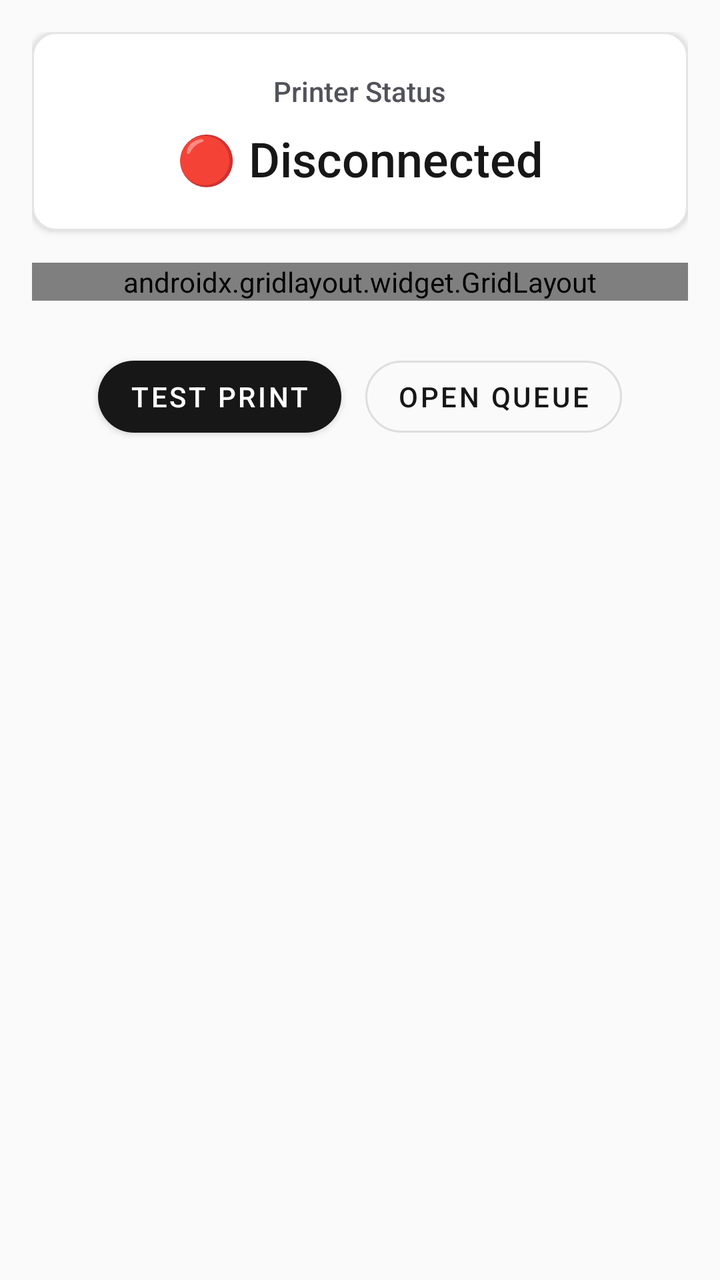
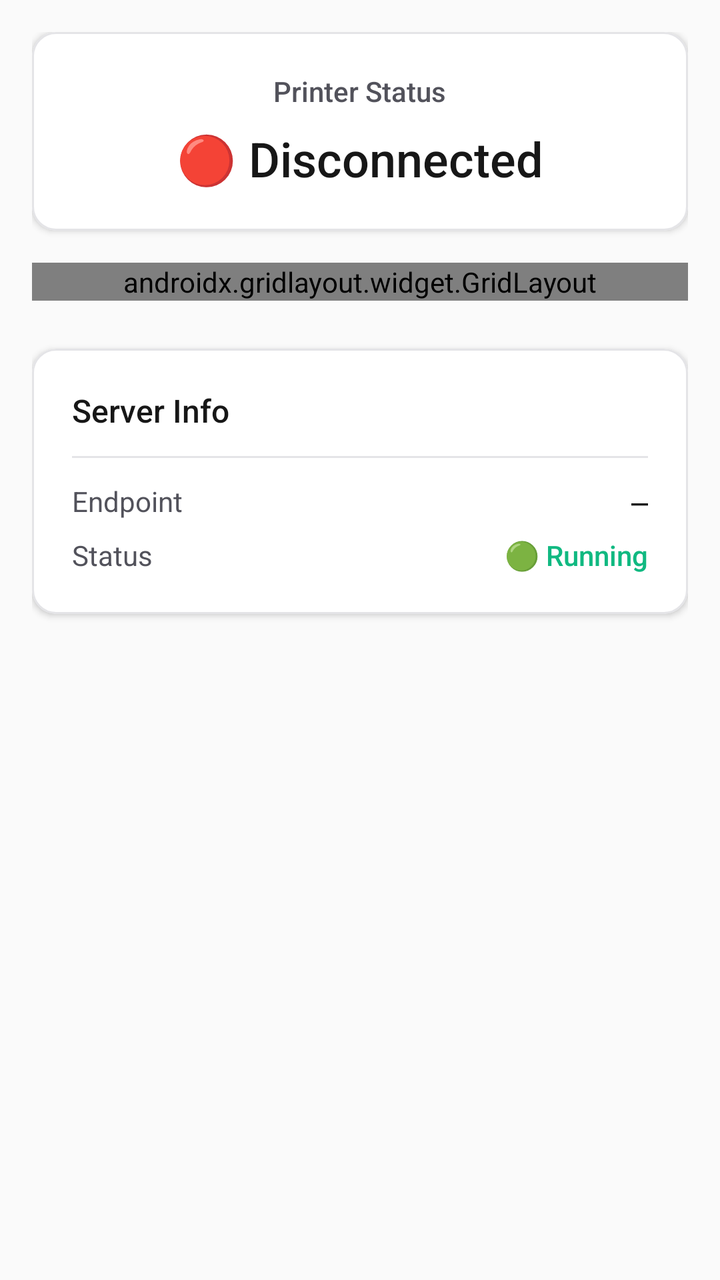

Compare the two renders of this Android layout. The source of the first and the diff that turns it into the second are given below.
<!-- AndroidManifest.xml: application theme Theme.NiimbotPrintAgent -->
<!-- res/layout/fragment_dashboard.xml -->
<?xml version="1.0" encoding="utf-8"?>
<androidx.core.widget.NestedScrollView
    xmlns:android="http://schemas.android.com/apk/res/android"
    xmlns:app="http://schemas.android.com/apk/res-auto"
    android:layout_width="match_parent"
    android:layout_height="match_parent"
    android:padding="16dp"
    android:fillViewport="true">

    <LinearLayout
        android:layout_width="match_parent"
        android:layout_height="wrap_content"
        android:orientation="vertical"
        android:gravity="center_horizontal">

        
        <com.google.android.material.card.MaterialCardView
            android:layout_width="match_parent"
            android:layout_height="wrap_content"
            android:layout_marginBottom="16dp"
            app:cardElevation="2dp"
            app:cardCornerRadius="12dp"
            app:strokeColor="@color/divider"
            app:strokeWidth="1dp">

            <LinearLayout
                android:layout_width="match_parent"
                android:layout_height="wrap_content"
                android:orientation="vertical"
                android:padding="20dp"
                android:gravity="center">

                <TextView
                    android:layout_width="wrap_content"
                    android:layout_height="wrap_content"
                    android:text="@string/printer_status"
                    android:textSize="14sp"
                    android:textColor="@color/text_secondary"
                    android:fontFamily="sans-serif-medium" />

                <TextView
                    android:id="@+id/tv_printer_status"
                    android:layout_width="wrap_content"
                    android:layout_height="wrap_content"
                    android:layout_marginTop="8dp"
                    android:text="🔴 Disconnected"
                    android:textSize="24sp"
                    android:textColor="@color/text_primary"
                    android:fontFamily="sans-serif-medium" />
            </LinearLayout>
        </com.google.android.material.card.MaterialCardView>

        
        <androidx.gridlayout.widget.GridLayout
            android:layout_width="match_parent"
            android:layout_height="wrap_content"
            android:columnCount="2"
            android:rowCount="3"
            android:alignmentMode="alignMargins"
            android:layout_marginBottom="16dp">

            
            <com.google.android.material.card.MaterialCardView
                android:layout_width="0dp"
                android:layout_height="wrap_content"
                android:layout_margin="4dp"
                android:layout_columnWeight="1"
                android:layout_gravity="fill_horizontal"
                app:cardElevation="1dp"
                app:cardCornerRadius="12dp"
                app:strokeColor="@color/divider"
                app:strokeWidth="1dp">

                <LinearLayout
                    android:layout_width="match_parent"
                    android:layout_height="wrap_content"
                    android:orientation="vertical"
                    android:padding="16dp"
                    android:gravity="center">

                    <TextView
                        android:layout_width="wrap_content"
                        android:layout_height="wrap_content"
                        android:text="@string/pending_jobs"
                        android:textSize="12sp"
                        android:textColor="@color/text_secondary" />

                    <TextView
                        android:id="@+id/tv_pending_count"
                        android:layout_width="wrap_content"
                        android:layout_height="wrap_content"
                        android:layout_marginTop="4dp"
                        android:text="0"
                        android:textSize="32sp"
                        android:textColor="@color/warning"
                        android:fontFamily="sans-serif-medium" />
                </LinearLayout>
            </com.google.android.material.card.MaterialCardView>

            
            <com.google.android.material.card.MaterialCardView
                android:layout_width="0dp"
                android:layout_height="wrap_content"
                android:layout_margin="4dp"
                android:layout_columnWeight="1"
                android:layout_gravity="fill_horizontal"
                app:cardElevation="1dp"
                app:cardCornerRadius="12dp"
                app:strokeColor="@color/divider"
                app:strokeWidth="1dp">

                <LinearLayout
                    android:layout_width="match_parent"
                    android:layout_height="wrap_content"
                    android:orientation="vertical"
                    android:padding="16dp"
                    android:gravity="center">

                    <TextView
                        android:layout_width="wrap_content"
                        android:layout_height="wrap_content"
                        android:text="@string/printing_jobs"
                        android:textSize="12sp"
                        android:textColor="@color/text_secondary" />

                    <TextView
                        android:id="@+id/tv_printing_count"
                        android:layout_width="wrap_content"
                        android:layout_height="wrap_content"
                        android:layout_marginTop="4dp"
                        android:text="0"
                        android:textSize="32sp"
                        android:textColor="@color/info"
                        android:fontFamily="sans-serif-medium" />
                </LinearLayout>
            </com.google.android.material.card.MaterialCardView>

            
            <com.google.android.material.card.MaterialCardView
                android:layout_width="0dp"
                android:layout_height="wrap_content"
                android:layout_margin="4dp"
                android:layout_columnWeight="1"
                android:layout_gravity="fill_horizontal"
                app:cardElevation="1dp"
                app:cardCornerRadius="12dp"
                app:strokeColor="@color/divider"
                app:strokeWidth="1dp">

                <LinearLayout
                    android:layout_width="match_parent"
                    android:layout_height="wrap_content"
                    android:orientation="vertical"
                    android:padding="16dp"
                    android:gravity="center">

                    <TextView
                        android:layout_width="wrap_content"
                        android:layout_height="wrap_content"
                        android:text="@string/done_jobs"
                        android:textSize="12sp"
                        android:textColor="@color/text_secondary" />

                    <TextView
                        android:id="@+id/tv_done_count"
                        android:layout_width="wrap_content"
                        android:layout_height="wrap_content"
                        android:layout_marginTop="4dp"
                        android:text="0"
                        android:textSize="32sp"
                        android:textColor="@color/success"
                        android:fontFamily="sans-serif-medium" />
                </LinearLayout>
            </com.google.android.material.card.MaterialCardView>

            
            <com.google.android.material.card.MaterialCardView
                android:layout_width="0dp"
                android:layout_height="wrap_content"
                android:layout_margin="4dp"
                android:layout_columnWeight="1"
                android:layout_gravity="fill_horizontal"
                app:cardElevation="1dp"
                app:cardCornerRadius="12dp"
                app:strokeColor="@color/divider"
                app:strokeWidth="1dp">

                <LinearLayout
                    android:layout_width="match_parent"
                    android:layout_height="wrap_content"
                    android:orientation="vertical"
                    android:padding="16dp"
                    android:gravity="center">

                    <TextView
                        android:layout_width="wrap_content"
                        android:layout_height="wrap_content"
                        android:text="@string/failed_jobs"
                        android:textSize="12sp"
                        android:textColor="@color/text_secondary" />

                    <TextView
                        android:id="@+id/tv_failed_count"
                        android:layout_width="wrap_content"
                        android:layout_height="wrap_content"
                        android:layout_marginTop="4dp"
                        android:text="0"
                        android:textSize="32sp"
                        android:textColor="@color/error"
                        android:fontFamily="sans-serif-medium" />
                </LinearLayout>
            </com.google.android.material.card.MaterialCardView>

            
            <com.google.android.material.card.MaterialCardView
                android:layout_width="0dp"
                android:layout_height="wrap_content"
                android:layout_margin="4dp"
                android:layout_columnWeight="1"
                android:layout_gravity="fill_horizontal"
                android:layout_columnSpan="2"
                app:cardElevation="1dp"
                app:cardCornerRadius="12dp"
                app:strokeColor="@color/divider"
                app:strokeWidth="1dp">

                <LinearLayout
                    android:layout_width="match_parent"
                    android:layout_height="wrap_content"
                    android:orientation="vertical"
                    android:padding="16dp"
                    android:gravity="center">

                    <TextView
                        android:layout_width="wrap_content"
                        android:layout_height="wrap_content"
                        android:text="@string/uptime"
                        android:textSize="12sp"
                        android:textColor="@color/text_secondary" />

                    <TextView
                        android:id="@+id/tv_uptime"
                        android:layout_width="wrap_content"
                        android:layout_height="wrap_content"
                        android:layout_marginTop="4dp"
                        android:text="0m"
                        android:textSize="24sp"
                        android:textColor="@color/text_primary"
                        android:fontFamily="sans-serif-medium" />
                </LinearLayout>
            </com.google.android.material.card.MaterialCardView>

        </androidx.gridlayout.widget.GridLayout>

        
        <LinearLayout
            android:layout_width="match_parent"
            android:layout_height="wrap_content"
            android:orientation="horizontal"
            android:gravity="center"
            android:layout_marginTop="8dp">

            <com.google.android.material.button.MaterialButton
                android:id="@+id/btn_quick_test_print"
                android:layout_width="wrap_content"
                android:layout_height="wrap_content"
                android:layout_marginEnd="12dp"
                android:text="Test Print"
                android:icon="@drawable/ic_printer"
                app:iconGravity="start"
                app:cornerRadius="24dp" />

            <com.google.android.material.button.MaterialButton
                android:id="@+id/btn_open_queue"
                android:layout_width="wrap_content"
                android:layout_height="wrap_content"
                android:text="Open Queue"
                android:icon="@drawable/ic_queue"
                app:iconGravity="start"
                style="@style/Widget.MaterialComponents.Button.OutlinedButton"
                app:cornerRadius="24dp" />
        </LinearLayout>

    </LinearLayout>
</androidx.core.widget.NestedScrollView>
<!-- resources referenced by this layout -->
<resources>
  <color name="divider">#E4E4E7</color>
  <color name="error">#EF4444</color>
  <color name="info">#3B82F6</color>
  <color name="success">#10B981</color>
  <color name="text_primary">#171717</color>
  <color name="text_secondary">#52525B</color>
  <color name="warning">#F59E0B</color>
  <!-- drawable ic_printer (drawable) -->
  <?xml version="1.0" encoding="utf-8"?>
  <vector xmlns:android="http://schemas.android.com/apk/res/android"
      android:width="24dp"
      android:height="24dp"
      android:viewportWidth="24"
      android:viewportHeight="24"
      android:tint="@color/primary">
      <path
          android:fillColor="@android:color/white"
          android:pathData="M17.37,5.64L14.47,2.74C14.05,2.33 13.35,2.33 12.93,2.74L12,3.67L11.07,2.74C10.66,2.33 9.95,2.33 9.53,2.74L6.63,5.64C5.79,6.47 4.57,9.52 4.57,13H4C4,8.48 7.48,5 12,5C16.52,5 20,8.48 20,13H19.43C19.43,9.52 18.21,6.47 17.37,5.64M17,13H7V20H17V13M19.43,13C19.43,16.8 16.32,19.9 12,19.9C7.68,19.9 4.57,16.8 4.57,13H4C4,18.08 8.92,22 14,22C19.08,22 24,18.08 24,13H19.43Z"/>
  </vector>
  <!-- drawable ic_queue (drawable) -->
  <?xml version="1.0" encoding="utf-8"?>
  <vector xmlns:android="http://schemas.android.com/apk/res/android"
      android:width="24dp"
      android:height="24dp"
      android:viewportWidth="24"
      android:viewportHeight="24"
      android:tint="@color/primary">
      <path
          android:fillColor="@android:color/white"
          android:pathData="M19,9H5V7H19V9M19,13H5V11H19V13M19,17H5V15H19V17M3,15H1V21H11V13H3V15M21,3H13V9H21V3M13,21H3V15H13V21M21,13H13V21H21V13Z"/>
  </vector>
  <string name="done_jobs">Done</string>
  <string name="failed_jobs">Failed</string>
  <string name="pending_jobs">Pending</string>
  <string name="printer_status">Printer Status</string>
  <string name="printing_jobs">Printing</string>
  <string name="uptime">Uptime</string>
  <style name="Theme.NiimbotPrintAgent" parent="Theme.MaterialComponents.DayNight.NoActionBar">
          <item name="colorPrimary">@color/primary</item>
          <item name="colorPrimaryVariant">@color/primary_dark</item>
          <item name="colorOnPrimary">@color/white</item>
          <item name="colorSecondary">@color/secondary</item>
          <item name="colorSecondaryVariant">@color/text_muted</item>
          <item name="colorOnSecondary">@color/white</item>
          <item name="android:colorBackground">@color/background</item>
          <item name="colorSurface">@color/surface</item>
          <item name="colorOnSurface">@color/text_primary</item>
          <item name="colorError">@color/error</item>
          <item name="colorOnError">@color/white</item>
          <item name="android:statusBarColor">@color/surface</item>
          <item name="android:navigationBarColor">@color/background</item>
          <item name="android:windowLightStatusBar">true</item>
          <item name="android:windowLightNavigationBar">true</item>
      </style>
  <color name="primary">#171717</color>
  <color name="primary_dark">#27272A</color>
  <color name="white">#FFFFFF</color>
  <color name="secondary">#71717A</color>
  <color name="text_muted">#71717A</color>
  <color name="background">#FAFAFA</color>
  <color name="surface">#FFFFFF</color>
</resources>

<!-- the commit's change to res/layout/fragment_dashboard.xml (unified diff, before → after) -->
@@ -1,10 +1,12 @@
 <?xml version="1.0" encoding="utf-8"?>
+
 <androidx.core.widget.NestedScrollView
     xmlns:android="http://schemas.android.com/apk/res/android"
     xmlns:app="http://schemas.android.com/apk/res-auto"
     android:layout_width="match_parent"
     android:layout_height="match_parent"
     android:padding="16dp"
+    android:clipToPadding="false"
     android:fillViewport="true">
 
     <LinearLayout
@@ -253,33 +255,80 @@
         </androidx.gridlayout.widget.GridLayout>
 
         
-        <LinearLayout
+        <com.google.android.material.card.MaterialCardView
             android:layout_width="match_parent"
             android:layout_height="wrap_content"
-            android:orientation="horizontal"
-            android:gravity="center"
-            android:layout_marginTop="8dp">
-
-            <com.google.android.material.button.MaterialButton
-                android:id="@+id/btn_quick_test_print"
-                android:layout_width="wrap_content"
-                android:layout_height="wrap_content"
-                android:layout_marginEnd="12dp"
-                android:text="Test Print"
-                android:icon="@drawable/ic_printer"
-                app:iconGravity="start"
-                app:cornerRadius="24dp" />
-
-            <com.google.android.material.button.MaterialButton
-                android:id="@+id/btn_open_queue"
-                android:layout_width="wrap_content"
-                android:layout_height="wrap_content"
-                android:text="Open Queue"
-                android:icon="@drawable/ic_queue"
-                app:iconGravity="start"
-                style="@style/Widget.MaterialComponents.Button.OutlinedButton"
-                app:cornerRadius="24dp" />
-        </LinearLayout>
+            android:layout_marginTop="8dp"
+            app:cardElevation="2dp"
+            app:cardCornerRadius="12dp"
+            app:strokeColor="@color/divider"
+            app:strokeWidth="1dp">
+
+            <LinearLayout
+                android:layout_width="match_parent"
+                android:layout_height="wrap_content"
+                android:orientation="vertical"
+                android:padding="20dp">
+
+                <TextView
+                    android:layout_width="wrap_content"
+                    android:layout_height="wrap_content"
+                    android:text="@string/server_info"
+                    android:textSize="16sp"
+                    android:textColor="@color/text_primary"
+                    android:fontFamily="sans-serif-medium" />
+
+                <View
+                    android:layout_width="match_parent"
+                    android:layout_height="1dp"
+                    android:layout_marginVertical="12dp"
+                    android:background="@color/divider" />
+
+                <LinearLayout
+                    android:layout_width="match_parent"
+                    android:layout_height="wrap_content"
+                    android:orientation="horizontal"
+                    android:layout_marginBottom="8dp">
+                    <TextView
+                        android:layout_width="0dp"
+                        android:layout_height="wrap_content"
+                        android:layout_weight="1"
+                        android:text="@string/server_endpoint"
+                        android:textSize="14sp"
+                        android:textColor="@color/text_secondary" />
+                    <TextView
+                        android:id="@+id/tv_server_endpoint"
+                        android:layout_width="wrap_content"
+                        android:layout_height="wrap_content"
+                        android:text="—"
+                        android:textSize="14sp"
+                        android:textColor="@color/text_primary"
+                        android:fontFamily="monospace" />
+                </LinearLayout>
+
+                <LinearLayout
+                    android:layout_width="match_parent"
+                    android:layout_height="wrap_content"
+                    android:orientation="horizontal">
+                    <TextView
+                        android:layout_width="0dp"
+                        android:layout_height="wrap_content"
+                        android:layout_weight="1"
+                        android:text="@string/server_status_label"
+                        android:textSize="14sp"
+                        android:textColor="@color/text_secondary" />
+                    <TextView
+                        android:id="@+id/tv_server_status"
+                        android:layout_width="wrap_content"
+                        android:layout_height="wrap_content"
+                        android:text="🟢 Running"
+                        android:textSize="14sp"
+                        android:textColor="@color/success"
+                        android:fontFamily="sans-serif-medium" />
+                </LinearLayout>
+
+            </LinearLayout>
+        </com.google.android.material.card.MaterialCardView>
 
     </LinearLayout>
 </androidx.core.widget.NestedScrollView>
<!-- resource entries referenced after the edit -->
@@ -7,35 +7,14 @@
   <color name="text_primary">#171717</color>
   <color name="text_secondary">#52525B</color>
   <color name="warning">#F59E0B</color>
-  <!-- drawable ic_printer (drawable) -->
-  <?xml version="1.0" encoding="utf-8"?>
-  <vector xmlns:android="http://schemas.android.com/apk/res/android"
-      android:width="24dp"
-      android:height="24dp"
-      android:viewportWidth="24"
-      android:viewportHeight="24"
-      android:tint="@color/primary">
-      <path
-          android:fillColor="@android:color/white"
-          android:pathData="M17.37,5.64L14.47,2.74C14.05,2.33 13.35,2.33 12.93,2.74L12,3.67L11.07,2.74C10.66,2.33 9.95,2.33 9.53,2.74L6.63,5.64C5.79,6.47 4.57,9.52 4.57,13H4C4,8.48 7.48,5 12,5C16.52,5 20,8.48 20,13H19.43C19.43,9.52 18.21,6.47 17.37,5.64M17,13H7V20H17V13M19.43,13C19.43,16.8 16.32,19.9 12,19.9C7.68,19.9 4.57,16.8 4.57,13H4C4,18.08 8.92,22 14,22C19.08,22 24,18.08 24,13H19.43Z"/>
-  </vector>
-  <!-- drawable ic_queue (drawable) -->
-  <?xml version="1.0" encoding="utf-8"?>
-  <vector xmlns:android="http://schemas.android.com/apk/res/android"
-      android:width="24dp"
-      android:height="24dp"
-      android:viewportWidth="24"
-      android:viewportHeight="24"
-      android:tint="@color/primary">
-      <path
-          android:fillColor="@android:color/white"
-          android:pathData="M19,9H5V7H19V9M19,13H5V11H19V13M19,17H5V15H19V17M3,15H1V21H11V13H3V15M21,3H13V9H21V3M13,21H3V15H13V21M21,13H13V21H21V13Z"/>
-  </vector>
   <string name="done_jobs">Done</string>
   <string name="failed_jobs">Failed</string>
   <string name="pending_jobs">Pending</string>
   <string name="printer_status">Printer Status</string>
   <string name="printing_jobs">Printing</string>
+  <string name="server_endpoint">Endpoint</string>
+  <string name="server_info">Server Info</string>
+  <string name="server_status_label">Status</string>
   <string name="uptime">Uptime</string>
   <style name="Theme.NiimbotPrintAgent" parent="Theme.MaterialComponents.DayNight.NoActionBar">
           <item name="colorPrimary">@color/primary</item>
